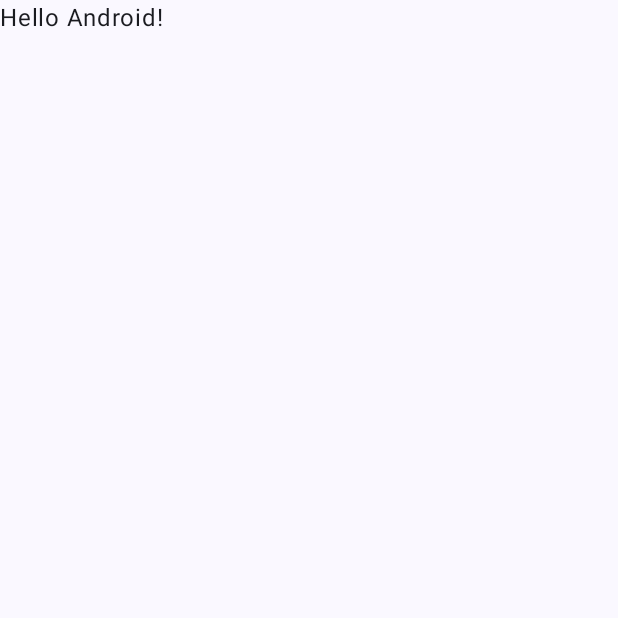
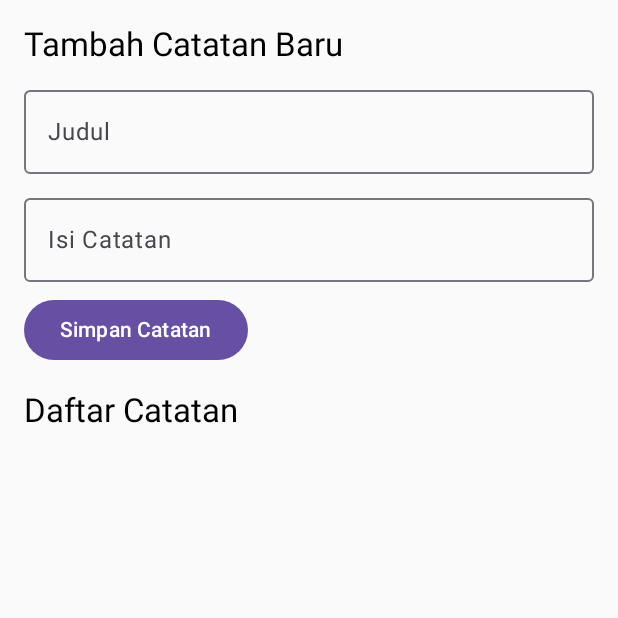
Before and after one commit to ghufronbagaskara/papb-praktikum, an Android app built with Jetpack Compose: the screen it shows after launch (MainActivity), on a phone screen of 412 x 824 dp, the top half of it. Before the commit the part shown is almost empty. Run offline under Robolectric (Android 15) with nearby library versions, the phone set to English and light mode, and no system bars; our stand-ins replace Firebase (no records; nobody signed in at launch, a user with empty details on screens opened directly), livedata-compose.

Commit message:
feat: create note

```diff
--- a/app/build.gradle.kts
+++ b/app/build.gradle.kts
@@ -2,6 +2,7 @@ plugins {
     alias(libs.plugins.android.application)
     alias(libs.plugins.kotlin.android)
     alias(libs.plugins.kotlin.compose)
+    id("com.google.gms.google-services")
 }
 
 android {
@@ -49,6 +50,11 @@ dependencies {
     implementation(libs.androidx.compose.ui.graphics)
     implementation(libs.androidx.compose.ui.tooling.preview)
     implementation(libs.androidx.compose.material3)
+    implementation(libs.androidx.lifecycle.viewmodel.ktx)
+    implementation(platform(libs.firebase.bom))
+    implementation(libs.firebase.analytics)
+    implementation(libs.androidx.compose.runtime.livedata)
+    implementation(libs.google.firebase.firestore.ktx)
     testImplementation(libs.junit)
     androidTestImplementation(libs.androidx.junit)
     androidTestImplementation(libs.androidx.espresso.core)
--- a/app/src/main/AndroidManifest.xml
+++ b/app/src/main/AndroidManifest.xml
@@ -1,6 +1,7 @@
 <?xml version="1.0" encoding="utf-8"?>
 <manifest xmlns:android="http://schemas.android.com/apk/res/android"
     xmlns:tools="http://schemas.android.com/tools">
+    <uses-permission android:name="android.permission.INTERNET" />
 
     <application
         android:allowBackup="true"
--- a/app/src/main/java/com/example/papbpraktikum/MainActivity.kt
+++ b/app/src/main/java/com/example/papbpraktikum/MainActivity.kt
@@ -3,45 +3,111 @@ package com.example.papbpraktikum
 import android.os.Bundle
 import androidx.activity.ComponentActivity
 import androidx.activity.compose.setContent
-import androidx.activity.enableEdgeToEdge
-import androidx.compose.foundation.layout.fillMaxSize
+import androidx.activity.viewModels
+import androidx.compose.foundation.layout.Column
+import androidx.compose.foundation.layout.Spacer
+import androidx.compose.foundation.layout.fillMaxWidth
+import androidx.compose.foundation.layout.height
 import androidx.compose.foundation.layout.padding
-import androidx.compose.material3.Scaffold
+import androidx.compose.foundation.lazy.LazyColumn
+import androidx.compose.foundation.lazy.items
+import androidx.compose.material3.Button
+import androidx.compose.material3.Card
+import androidx.compose.material3.CardDefaults
+import androidx.compose.material3.MaterialTheme
+import androidx.compose.material3.OutlinedTextField
 import androidx.compose.material3.Text
 import androidx.compose.runtime.Composable
+import androidx.compose.runtime.livedata.observeAsState
+import androidx.compose.runtime.mutableStateOf
+import androidx.compose.runtime.remember
 import androidx.compose.ui.Modifier
-import androidx.compose.ui.tooling.preview.Preview
-import com.example.papbpraktikum.ui.theme.PapbPraktikumTheme
+import androidx.compose.ui.unit.dp
+import com.example.papbpraktikum.data.model.Note
+import com.example.papbpraktikum.ui.viewmodel.NoteViewModel
+import androidx.compose.runtime.getValue
+import androidx.compose.runtime.setValue
+import com.google.firebase.FirebaseApp
 
 class MainActivity : ComponentActivity() {
+    private val noteViewModel: NoteViewModel by viewModels()
+
     override fun onCreate(savedInstanceState: Bundle?) {
         super.onCreate(savedInstanceState)
-        enableEdgeToEdge()
+        FirebaseApp.initializeApp(this)
+        noteViewModel.fetchNotes()
         setContent {
-            PapbPraktikumTheme {
-                Scaffold(modifier = Modifier.fillMaxSize()) { innerPadding ->
-                    Greeting(
-                        name = "Android",
-                        modifier = Modifier.padding(innerPadding)
-                    )
+            NotesScreen(noteViewModel)
+        }
+    }
+}
+
+@Composable
+fun NotesScreen(noteViewModel: NoteViewModel) {
+    val notes by noteViewModel.notes.observeAsState(emptyList())
+    var title by remember { mutableStateOf("") }
+    var content by remember { mutableStateOf("") }
+
+    Column (
+        modifier = Modifier
+            .padding(16.dp)
+    ) {
+        Text(
+            text = "Tambah Catatan Baru",
+            style = MaterialTheme.typography.titleLarge,
+        )
+        Spacer(modifier = Modifier.height(8.dp))
+        OutlinedTextField(
+            value = title,
+            onValueChange = { title = it },
+            label = { Text("Judul") },
+            modifier = Modifier.fillMaxWidth()
+        )
+        Spacer(modifier = Modifier.height(8.dp))
+        OutlinedTextField(
+            value = content,
+            onValueChange = { content = it },
+            label = { Text("Isi Catatan") },
+            modifier = Modifier.fillMaxWidth()
+        )
+        Spacer(modifier = Modifier.height(8.dp))
+        Button(
+            onClick = {
+                if (title.isNotBlank() && content.isNotBlank()){
+                    noteViewModel.addNote(title, content)
+                    title = ""
+                    content = ""
                 }
+            }
+        ) {
+            Text("Simpan Catatan")
+        }
+        Spacer(modifier = Modifier.height(16.dp))
+        Text(text = "Daftar Catatan", style = MaterialTheme.typography.titleLarge)
+        Spacer(modifier = Modifier.height(8.dp))
+        LazyColumn {
+            items(notes) { note ->
+                NoteItem(note)
             }
         }
     }
 }
 
 @Composable
-fun Greeting(name: String, modifier: Modifier = Modifier) {
-    Text(
-        text = "Hello $name!",
-        modifier = modifier
-    )
-}
-
-@Preview(showBackground = true)
-@Composable
-fun GreetingPreview() {
-    PapbPraktikumTheme {
-        Greeting("Android")
+fun NoteItem(note: Note) {
+    Card(
+        modifier = Modifier
+            .fillMaxWidth()
+            .padding(vertical = 4.dp),
+    elevation = CardDefaults.cardElevation(defaultElevation = 4.dp)
+    ) {
+        Column(
+            modifier = Modifier
+                .padding(16.dp)
+        ) {
+            Text(text = note.title, style = MaterialTheme.typography.titleMedium)
+            Spacer(modifier = Modifier.height(4.dp))
+            Text(text = note.content, style = MaterialTheme.typography.bodyMedium)
+        }
     }
 }
--- a/build.gradle.kts
+++ b/build.gradle.kts
@@ -3,4 +3,5 @@ plugins {
     alias(libs.plugins.android.application) apply false
     alias(libs.plugins.kotlin.android) apply false
     alias(libs.plugins.kotlin.compose) apply false
+    id("com.google.gms.google-services") version "4.4.3" apply false
 }
```
Also changed, not shown: app/src/main/java/com/example/papbpraktikum/data/model/Note.kt (added, +7 -0 lines), app/src/main/java/com/example/papbpraktikum/ui/viewmodel/NoteViewModel.kt (added, +71 -0 lines), gradle/libs.versions.toml (+10 -0 lines), 1 other file.
